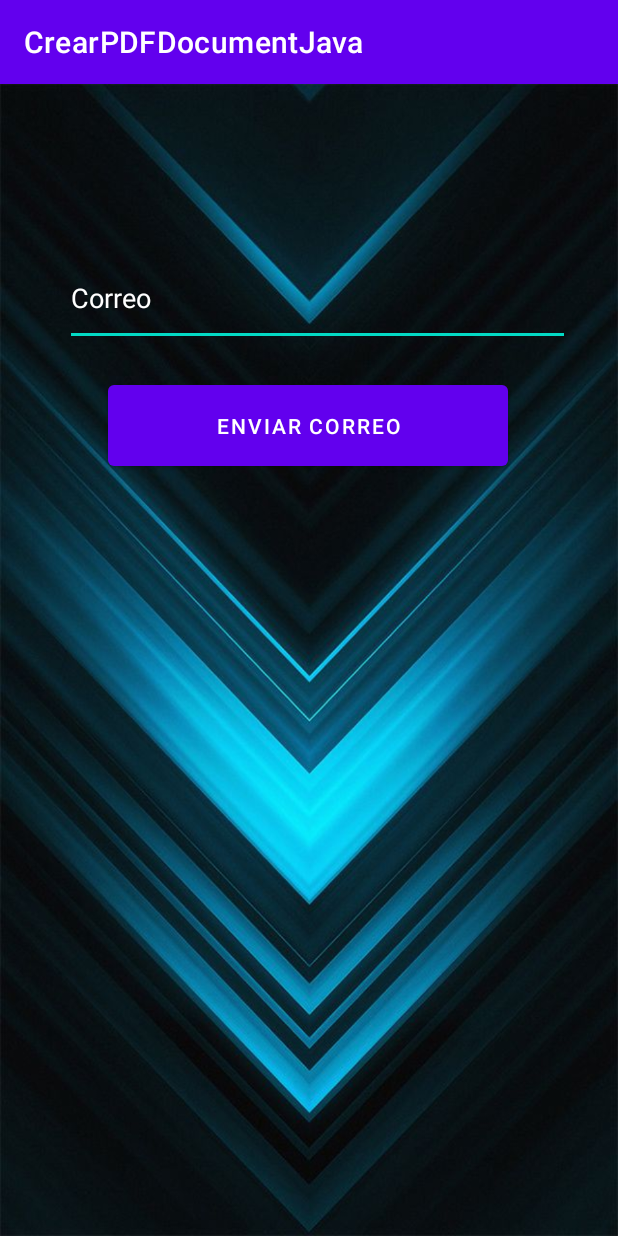
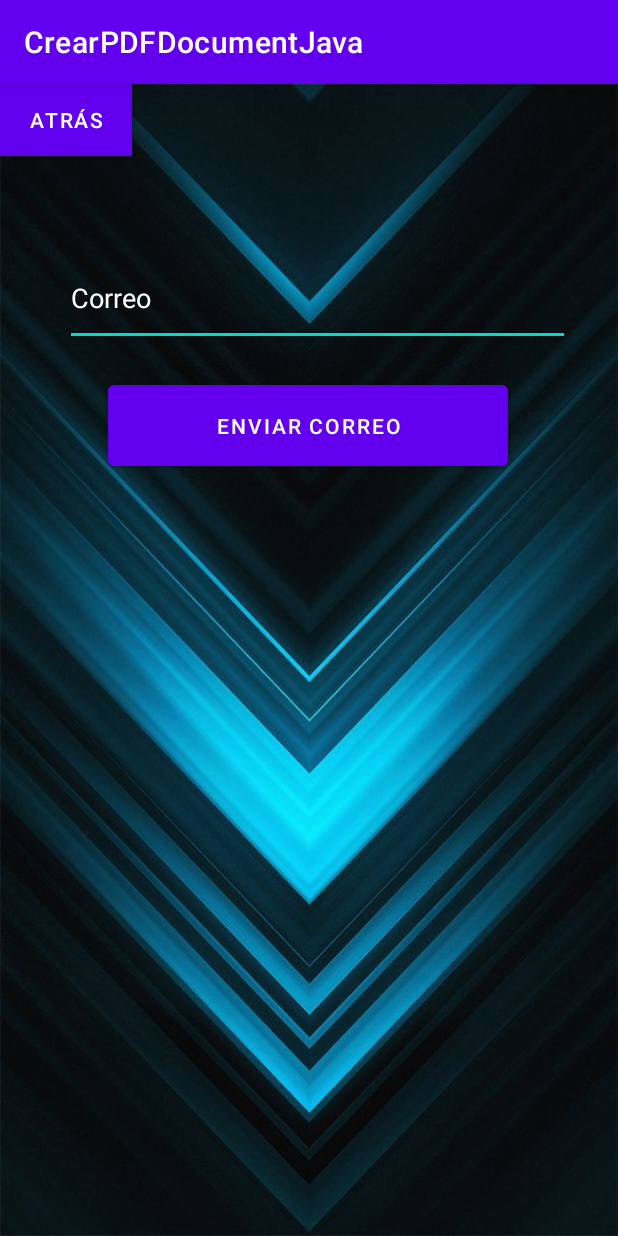
Before and after one commit to Ccortinez02/Crear-PDF-usando-PDFDocument-Java-Android-Studio, an Android app: the ForgotPasswordActivity screen opened directly, with no data from a screen before it, on a phone screen of 412 x 824 dp. Run offline under Robolectric (Android 15) with nearby library versions, the phone set to English and light mode, and no system bars.

Commit message:
creo botones de volver

```diff
--- a/app/src/main/java/com/example/crearpdfdocumentjava/MainActivity.java
+++ b/app/src/main/java/com/example/crearpdfdocumentjava/MainActivity.java
@@ -73,6 +73,11 @@ public class MainActivity extends AppCompatActivity {
         }
     }
 
+    public void goBack(View view) {
+        // Finaliza la actividad actual y regresa a la anterior
+        finish();
+    }
+
     // Verificar si los permisos de almacenamiento han sido concedidos
     private boolean checkPermission() {
         int permission1 = ContextCompat.checkSelfPermission(getApplicationContext(), WRITE_EXTERNAL_STORAGE);
--- a/app/src/main/res/layout/forgot_password.xml
+++ b/app/src/main/res/layout/forgot_password.xml
@@ -4,6 +4,16 @@
     android:layout_height="match_parent"
     android:background="@drawable/background"
     >
+
+
+    <Button
+        android:layout_width="wrap_content"
+        android:layout_height="wrap_content"
+        android:background="@color/black"
+        android:text="Atrás"
+        android:onClick="goBack"
+        />
+
 
     <EditText
         android:id="@+id/mail"
--- a/app/src/main/res/layout/login.xml
+++ b/app/src/main/res/layout/login.xml
@@ -71,7 +71,7 @@
         android:layout_height="wrap_content"
         android:layout_below="@id/txtCreateAccount"
         android:layout_centerHorizontal="true"
-        android:text="Forgot Password?"
+        android:text="Olvidaste tu Contraseña?"
         android:textColor="@android:color/holo_blue_dark"
         android:textSize="20sp"/>
 </RelativeLayout>
```
Also changed, not shown: app/src/main/res/layout/register.xml (+8 -0 lines).
